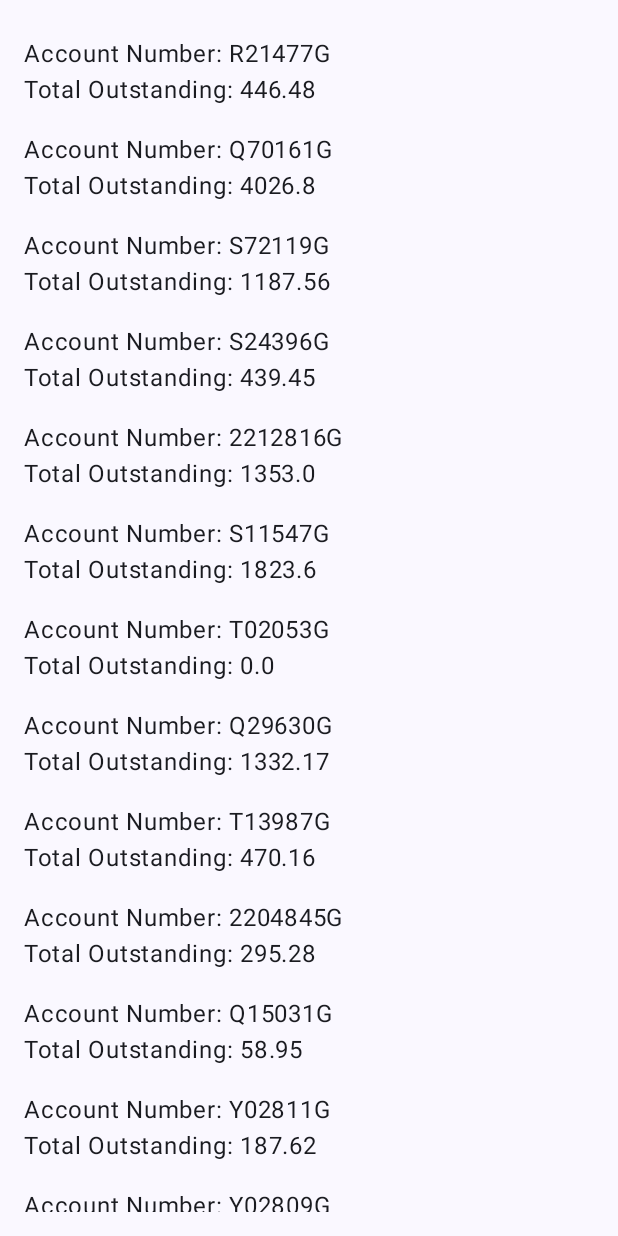
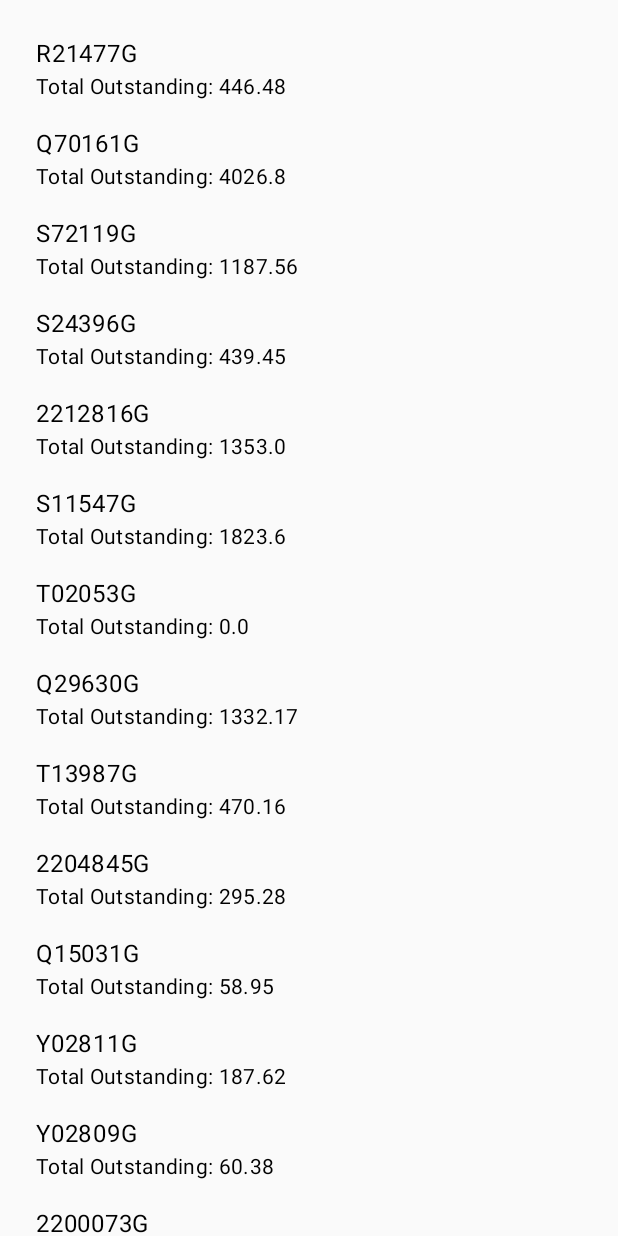
Before and after one commit to LouayNasr/sunlit-mosque, an Android app built with Jetpack Compose: the screen it shows after launch (MainActivity), on a phone screen of 412 x 824 dp. Run offline under Robolectric (Android 15) with nearby library versions, the phone set to English and light mode, and no system bars.

Commit message:
implement list and details screens

```diff
--- a/app/build.gradle.kts
+++ b/app/build.gradle.kts
@@ -61,6 +61,9 @@ dependencies {
     implementation(libs.androidx.ui.tooling.preview)
     implementation(libs.androidx.material3)
     implementation(libs.kotlinx.serialization)
+    implementation(libs.androidx.navigation.runtime.ktx)
+    implementation(libs.androidx.navigation.compose)
+    implementation(libs.androidx.runtime.livedata)
 
     testImplementation(libs.junit)
     androidTestImplementation(libs.androidx.junit)
--- a/app/src/main/java/com/example/sunlitmosques/JsonParser.kt
+++ b/app/src/main/java/com/example/sunlitmosques/JsonParser.kt
@@ -21,10 +21,8 @@ class JsonParser {
             jsonObject[" total_outstanding "]?.jsonPrimitive?.content?.toDoubleOrNull() ?: 0.0
 
         val monthlyConsumption = jsonObject
-            .filterKeys { it.matches(Regex("\\d{2}-.+")) }
-            .mapValues {
-                it.value.jsonPrimitive.content.toDoubleOrNull() ?: 0.0
-            }
+            .filterKeys { it.matches(Regex("\\d{2}-\\w+")) } // Ensure keys match pattern "dd-..."
+            .mapValues { it.value.jsonPrimitive.content.toDoubleOrNull() ?: 0.0 }
 
         return Mosque(
             accountNumber = accountNumber,
--- a/app/src/main/java/com/example/sunlitmosques/MainActivity.kt
+++ b/app/src/main/java/com/example/sunlitmosques/MainActivity.kt
@@ -1,97 +1,37 @@
 package com.example.sunlitmosques
 
-import JsonParser
 import android.os.Bundle
 import androidx.activity.ComponentActivity
 import androidx.activity.compose.setContent
-import androidx.activity.enableEdgeToEdge
-import androidx.compose.foundation.layout.Column
-import androidx.compose.foundation.layout.fillMaxSize
-import androidx.compose.foundation.layout.padding
-import androidx.compose.foundation.rememberScrollState
-import androidx.compose.foundation.verticalScroll
-import androidx.compose.material3.Scaffold
-import androidx.compose.material3.Text
-import androidx.compose.runtime.Composable
-import androidx.compose.ui.Modifier
-import androidx.compose.ui.tooling.preview.Preview
-import androidx.compose.ui.unit.dp
-import com.example.sunlitmosques.models.Mosque
-import com.example.sunlitmosques.ui.theme.SunlitMosquesTheme
-import java.io.BufferedReader
-import java.io.IOException
-import java.io.InputStreamReader
+import androidx.activity.viewModels
+import androidx.compose.material3.MaterialTheme
+import com.example.sunlitmosques.viewmodels.MosqueViewModel
+import com.example.sunlitmosques.viewmodels.MosqueViewModelFactory
 
 class MainActivity : ComponentActivity() {
+
+    private val mosqueViewModel: MosqueViewModel by viewModels {
+        MosqueViewModelFactory(application)
+    }
 
     override fun onCreate(savedInstanceState: Bundle?) {
         super.onCreate(savedInstanceState)
 
-        // Read the JSON file from assets directory
-        val jsonString = readJsonFromAssets("mosque_data.json")
+        // Load mosques from assets
+        mosqueViewModel.loadMosquesFromAssets("mosque_data.json")
 
-        // Parse the JSON data
-        val mosqueList = jsonString?.let { JsonParser().parseJsonToMosqueList(it) } ?: emptyList()
-
-
-        enableEdgeToEdge()
         setContent {
-            SunlitMosquesTheme {
-                Scaffold(modifier = Modifier.fillMaxSize()) { innerPadding ->
-                    MosqueListScreen(mosqueList)
-                }
+            MaterialTheme {
+                AppNavigation(mosqueViewModel)
             }
-        }
-    }
-
-    private fun readJsonFromAssets(fileName: String): String? {
-        return try {
-            val inputStream = assets.open(fileName)
-            val bufferedReader = BufferedReader(InputStreamReader(inputStream))
-            bufferedReader.use { it.readText() }
-        } catch (e: IOException) {
-            e.printStackTrace()
-            null
         }
     }
 }
 
-@Composable
-fun MosqueListScreen(mosqueList: List<Mosque>) {
-    val scrollState = rememberScrollState()
-
-    Column(
-        modifier = Modifier
-            .padding(16.dp)
-            .verticalScroll(scrollState)
-    ) {
-
-        mosqueList.forEach { mosque ->
-            MosquePowerConsumptionItem(mosque)
-        }
-    }
-}
-
-@Composable
-fun MosquePowerConsumptionItem(mosque: Mosque) {
-    Column(modifier = Modifier.padding(vertical = 8.dp)) {
-        Text(text = "Account Number: ${mosque.accountNumber}")
-        Text(text = "Total Outstanding: ${mosque.totalOutstanding}")
-    }
-}
-
-@Composable
-fun Greeting(name: String, modifier: Modifier = Modifier) {
-    Text(
-        text = "Hello $name!",
-        modifier = modifier
-    )
-}
-
-@Preview(showBackground = true)
-@Composable
-fun GreetingPreview() {
-    SunlitMosquesTheme {
-        Greeting("Android")
-    }
-}
+//@Preview(showBackground = true)
+//@Composable
+//fun GreetingPreview() {
+//    SunlitMosquesTheme {
+//        Greeting("Android")
+//    }
+//}
--- /dev/null
+++ b/app/src/main/java/com/example/sunlitmosques/navigation.kt
@@ -0,0 +1,28 @@
+package com.example.sunlitmosques
+
+import MosqueListScreen
+import androidx.compose.runtime.Composable
+import androidx.navigation.compose.NavHost
+import androidx.navigation.compose.composable
+import androidx.navigation.compose.rememberNavController
+import com.example.sunlitmosques.screens.MosqueDetailsScreen
+import com.example.sunlitmosques.viewmodels.MosqueViewModel
+
+
+sealed class Screen(val route: String) {
+    object MosqueList : Screen("mosqueList")
+    object MosqueDetails : Screen("mosqueDetails")
+}
+
+@Composable
+fun AppNavigation(mosqueViewModel: MosqueViewModel) {
+    val navController = rememberNavController()
+    NavHost(navController = navController, startDestination = Screen.MosqueList.route) {
+        composable(Screen.MosqueList.route) {
+            MosqueListScreen(navController, mosqueViewModel)
+        }
+        composable(Screen.MosqueDetails.route) {
+            MosqueDetailsScreen(mosqueViewModel)
+        }
+    }
+}
--- /dev/null
+++ b/app/src/main/java/com/example/sunlitmosques/screens/MosqueListScreen.kt
@@ -0,0 +1,67 @@
+import androidx.compose.foundation.clickable
+import androidx.compose.foundation.layout.Column
+import androidx.compose.foundation.layout.PaddingValues
+import androidx.compose.foundation.layout.Row
+import androidx.compose.foundation.layout.fillMaxSize
+import androidx.compose.foundation.layout.fillMaxWidth
+import androidx.compose.foundation.layout.padding
+import androidx.compose.foundation.layout.wrapContentSize
+import androidx.compose.foundation.lazy.LazyColumn
+import androidx.compose.foundation.lazy.items
+import androidx.compose.material3.MaterialTheme
+import androidx.compose.material3.Text
+import androidx.compose.runtime.Composable
+import androidx.compose.runtime.collectAsState
+import androidx.compose.runtime.getValue
+import androidx.compose.ui.Alignment
+import androidx.compose.ui.Modifier
+import androidx.compose.ui.unit.dp
+import androidx.lifecycle.viewmodel.compose.viewModel
+import androidx.navigation.NavController
+import com.example.sunlitmosques.Screen
+import com.example.sunlitmosques.models.Mosque
+import com.example.sunlitmosques.viewmodels.MosqueViewModel
+
+@Composable
+fun MosqueListScreen(navController: NavController, mosqueViewModel: MosqueViewModel = viewModel()) {
+    val mosqueList by mosqueViewModel.mosqueList.collectAsState()
+
+    if (mosqueList.isNotEmpty()) {
+        LazyColumn(
+            modifier = Modifier.fillMaxSize(),
+            contentPadding = PaddingValues(16.dp)
+        ) {
+            items(mosqueList) { mosque ->
+                MosqueRow(mosque) {
+                    mosqueViewModel.selectMosque(mosque)
+                    navController.navigate(Screen.MosqueDetails.route)
+                }
+            }
+        }
+    } else {
+        Text(
+            "No data available",
+            modifier = Modifier
+                .fillMaxSize()
+                .wrapContentSize(Alignment.Center)
+        )
+    }
+}
+
+@Composable
+fun MosqueRow(mosque: Mosque, onClick: () -> Unit) {
+    Row(
+        modifier = Modifier
+            .fillMaxWidth()
+            .clickable(onClick = onClick)
+            .padding(8.dp)
+    ) {
+        Column(modifier = Modifier.weight(1f)) {
+            Text(text = mosque.accountNumber, style = MaterialTheme.typography.bodyLarge)
+            Text(
+                text = "Total Outstanding: ${mosque.totalOutstanding}",
+                style = MaterialTheme.typography.bodyMedium
+            )
+        }
+    }
+}
--- /dev/null
+++ b/app/src/main/java/com/example/sunlitmosques/viewmodels/MosqueViewModel.kt
@@ -0,0 +1,54 @@
+package com.example.sunlitmosques.viewmodels
+
+import JsonParser
+import android.app.Application
+import androidx.lifecycle.AndroidViewModel
+import androidx.lifecycle.ViewModel
+import androidx.lifecycle.ViewModelProvider
+import com.example.sunlitmosques.models.Mosque
+import kotlinx.coroutines.flow.MutableStateFlow
+import kotlinx.coroutines.flow.StateFlow
+import java.io.BufferedReader
+import java.io.IOException
+import java.io.InputStreamReader
+
+class MosqueViewModel(application: Application) : AndroidViewModel(application) {
+
+    private val _mosqueList = MutableStateFlow<List<Mosque>>(emptyList())
+    val mosqueList: StateFlow<List<Mosque>> get() = _mosqueList
+
+    private val _selectedMosque = MutableStateFlow<Mosque?>(null)
+    val selectedMosque: StateFlow<Mosque?> get() = _selectedMosque
+
+    fun loadMosquesFromAssets(fileName: String) {
+        val jsonString = readJsonFromAssets(fileName)
+        jsonString?.let {
+            val mosqueList = JsonParser().parseJsonToMosqueList(it)
+            _mosqueList.value = mosqueList
+        }
+    }
+
+    private fun readJsonFromAssets(fileName: String): String? {
+        return try {
+            val inputStream = getApplication<Application>().assets.open(fileName)
+            val bufferedReader = BufferedReader(InputStreamReader(inputStream))
+            bufferedReader.use { it.readText() }
+        } catch (e: IOException) {
+            e.printStackTrace()
+            null
+        }
+    }
+
+    fun selectMosque(mosque: Mosque) {
+        _selectedMosque.value = mosque
+    }
+}
+
+class MosqueViewModelFactory(private val application: Application) : ViewModelProvider.Factory {
+    override fun <T : ViewModel> create(modelClass: Class<T>): T {
+        if (modelClass.isAssignableFrom(MosqueViewModel::class.java)) {
+            return MosqueViewModel(application) as T
+        }
+        throw IllegalArgumentException("Unknown ViewModel class")
+    }
+}
--- a/gradle/libs.versions.toml
+++ b/gradle/libs.versions.toml
@@ -9,6 +9,9 @@ lifecycleRuntimeKtx = "2.6.1"
 activityCompose = "1.8.0"
 composeBom = "2024.04.01"
 kotlinxSerialization = "1.6.3"
+navigationRuntimeKtx = "2.7.7"
+navigationCompose = "2.7.7"
+runtimeLivedata = "1.6.8"
 
 [libraries]
 androidx-core-ktx = { group = "androidx.core", name = "core-ktx", version.ref = "coreKtx" }
@@ -26,6 +29,9 @@ androidx-ui-test-manifest = { group = "androidx.compose.ui", name = "ui-test-man
 androidx-ui-test-junit4 = { group = "androidx.compose.ui", name = "ui-test-junit4" }
 androidx-material3 = { group = "androidx.compose.material3", name = "material3" }
 kotlinx-serialization = {group = "org.jetbrains.kotlinx", name = "kotlinx-serialization-json", version.ref = "kotlinxSerialization"}
+androidx-navigation-runtime-ktx = { group = "androidx.navigation", name = "navigation-runtime-ktx", version.ref = "navigationRuntimeKtx" }
+androidx-navigation-compose = { group = "androidx.navigation", name = "navigation-compose", version.ref = "navigationCompose" }
+androidx-runtime-livedata = { group = "androidx.compose.runtime", name = "runtime-livedata", version.ref = "runtimeLivedata" }
 
 [plugins]
 android-application = { id = "com.android.application", version.ref = "agp" }
```
Also changed, not shown: app/src/main/java/com/example/sunlitmosques/screens/MosqueDetailsScreen.kt (added, +43 -0 lines).
